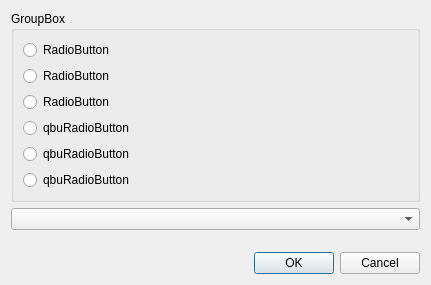
This is trunk/Development/GUI/qbuGUIDev0/rc/DevelopGUIDB0.ui in drescherjm/QtBasicUtils as Qt 5 draws it before an edit. The edited form follows.
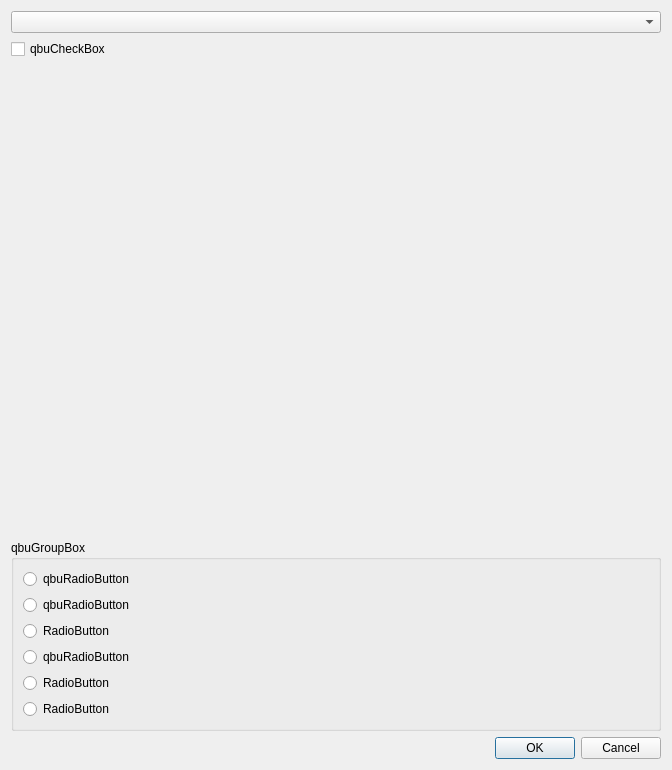
This is the edited form. Custom widgets are drawn as their Qt base class.

The edit to the form file:
```diff
--- a/trunk/Development/GUI/qbuGUIDev0/rc/DevelopGUIDB0.ui
+++ b/trunk/Development/GUI/qbuGUIDev0/rc/DevelopGUIDB0.ui
@@ -6,65 +6,14 @@
    <rect>
     <x>0</x>
     <y>0</y>
-    <width>431</width>
-    <height>285</height>
+    <width>672</width>
+    <height>770</height>
    </rect>
   </property>
   <property name="windowTitle">
    <string>Dialog</string>
   </property>
-  <layout class="QVBoxLayout" name="verticalLayout_2">
-   <item>
-    <widget class="qbuGroupBox" name="groupBox">
-     <property name="title">
-      <string>GroupBox</string>
-     </property>
-     <layout class="QVBoxLayout" name="verticalLayout">
-      <item>
-       <widget class="QRadioButton" name="radioButton">
-        <property name="text">
-         <string>RadioButton</string>
-        </property>
-       </widget>
-      </item>
-      <item>
-       <widget class="qbu::qbuRadioButton" name="radioButton_2">
-        <property name="text">
-         <string>RadioButton</string>
-        </property>
-       </widget>
-      </item>
-      <item>
-       <widget class="qbu::qbuRadioButton" name="radioButton_3">
-        <property name="text">
-         <string>RadioButton</string>
-        </property>
-       </widget>
-      </item>
-      <item>
-       <widget class="qbu::qbuRadioButton" name="qbuRadioButton">
-        <property name="text">
-         <string>qbuRadioButton</string>
-        </property>
-       </widget>
-      </item>
-      <item>
-       <widget class="qbu::qbuRadioButton" name="qbu::qbuRadioButton">
-        <property name="text">
-         <string>qbuRadioButton</string>
-        </property>
-       </widget>
-      </item>
-      <item>
-       <widget class="qbu::qbuRadioButton" name="qbu::qbuRadioButton_2">
-        <property name="text">
-         <string>qbuRadioButton</string>
-        </property>
-       </widget>
-      </item>
-     </layout>
-    </widget>
-   </item>
+  <layout class="QVBoxLayout" name="verticalLayout">
    <item>
     <widget class="qbu::qbuComboBox" name="qbu::qbuComboBox">
      <property name="text" stdset="0">
@@ -72,6 +21,13 @@
      </property>
     </widget>
    </item>
+   <item>
+    <widget class="qbu::qbuCheckBox" name="qbu::qbuCheckBox">
+     <property name="text">
+      <string>qbuCheckBox</string>
+     </property>
+    </widget>
+   </item>
    <item>
     <spacer name="verticalSpacer">
      <property name="orientation">
@@ -85,6 +41,60 @@
      </property>
     </spacer>
    </item>
+   <item>
+    <widget class="qbu::qbuGroupBox" name="qbu::qbuGroupBox">
+     <property name="title">
+      <string>qbuGroupBox</string>
+     </property>
+     <property name="text" stdset="0">
+      <string>qbuGroupBox</string>
+     </property>
+     <layout class="QVBoxLayout" name="verticalLayout_2">
+      <item>
+       <widget class="qbu::qbuRadioButton" name="qbu::qbuRadioButton">
+        <property name="text">
+         <string>qbuRadioButton</string>
+        </property>
+       </widget>
+      </item>
+      <item>
+       <widget class="qbu::qbuRadioButton" name="qbuRadioButton">
+        <property name="text">
+         <string>qbuRadioButton</string>
+        </property>
+       </widget>
+      </item>
+      <item>
+       <widget class="qbu::qbuRadioButton" name="radioButton_2">
+        <property name="text">
+         <string>RadioButton</string>
+        </property>
+       </widget>
+      </item>
+      <item>
+       <widget class="qbu::qbuRadioButton" name="qbu::qbuRadioButton_2">
+        <property name="text">
+         <string>qbuRadioButton</string>
+        </property>
+       </widget>
+      </item>
+      <item>
+       <widget class="qbu::qbuRadioButton" name="radioButton_3">
+        <property name="text">
+         <string>RadioButton</string>
+        </property>
+       </widget>
+      </item>
+      <item>
+       <widget class="QRadioButton" name="radioButton">
+        <property name="text">
+         <string>RadioButton</string>
+        </property>
+       </widget>
+      </item>
+     </layout>
+    </widget>
+   </item>
    <item>
     <widget class="QDialogButtonBox" name="buttonBox">
      <property name="orientation">
@@ -104,7 +114,7 @@
    <header>qbuWidgets/qbuRadioButton.h</header>
   </customwidget>
   <customwidget>
-   <class>qbuGroupBox</class>
+   <class>qbu::qbuGroupBox</class>
    <extends>QGroupBox</extends>
    <header>qbuWidgets/qbuGroupBox.h</header>
    <container>1</container>
@@ -114,6 +124,11 @@
    <extends>QComboBox</extends>
    <header>qbuWidgets/qbuComboBox.h</header>
   </customwidget>
+  <customwidget>
+   <class>qbu::qbuCheckBox</class>
+   <extends>QCheckBox</extends>
+   <header>qbuWidgets/qbuCheckBox.h</header>
+  </customwidget>
  </customwidgets>
  <resources/>
  <connections>
```
